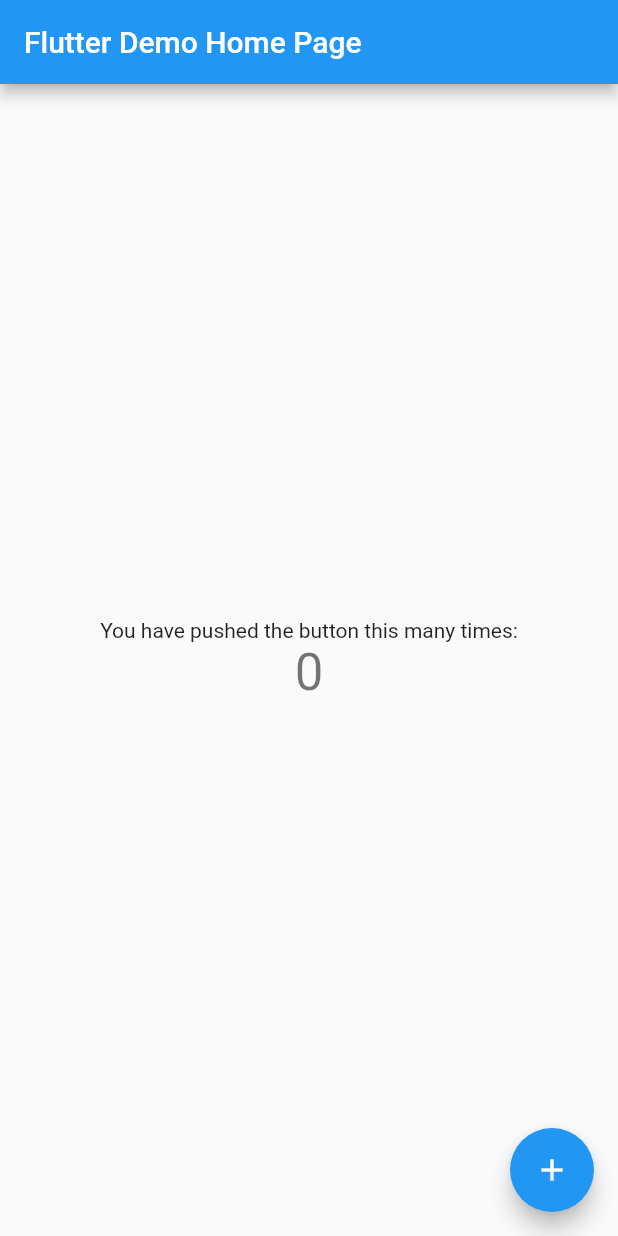
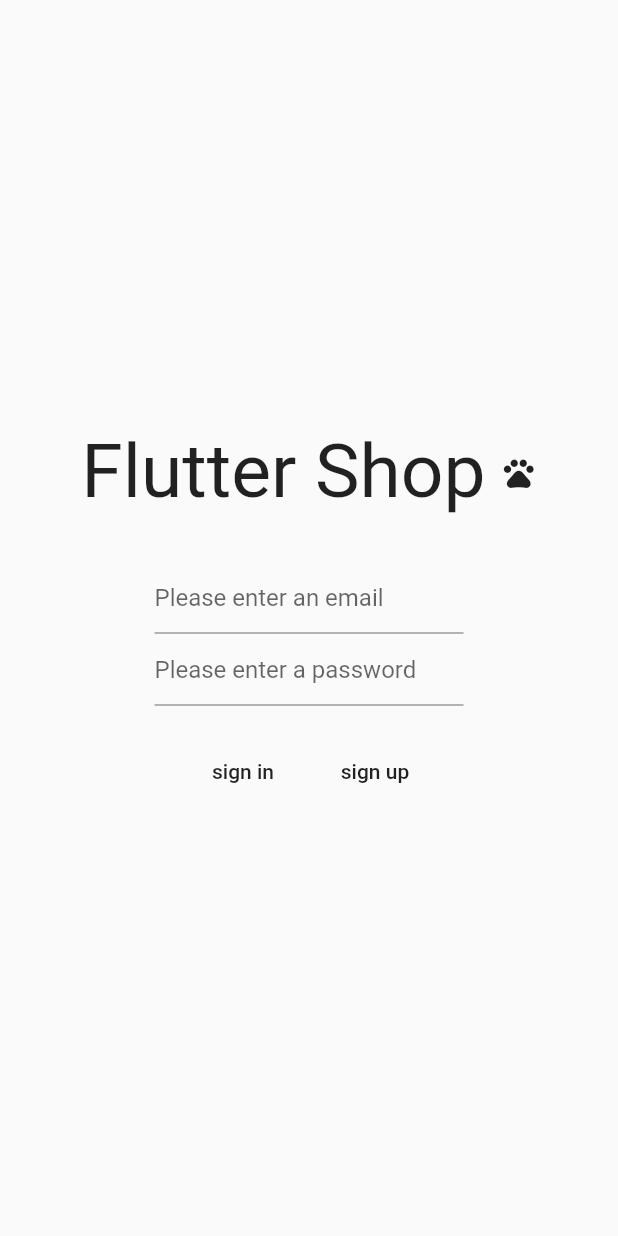
Before and after one commit to killi8n/flutter-shop, a Flutter app: the screen it shows after launch, on a phone screen of 412 x 824 dp. Run offline on Flutter 3.47's test engine with Material 2 defaults, Android fonts, the phone set to English and light mode, and no system bars.

Commit message:
https://hungrydoggy.github.io/flutter/Fast-Campus/2019-08-03/revise-main-widget/item-list

```diff
--- a/client/lib/main.dart
+++ b/client/lib/main.dart
@@ -1,4 +1,6 @@
+import 'package:client/widgets/MainWidget.dart';
 import 'package:flutter/material.dart';
+import 'package:client/widgets/Login.dart';
 
 void main() => runApp(MyApp());
 
@@ -9,15 +11,6 @@ class MyApp extends StatelessWidget {
     return MaterialApp(
       title: 'Flutter Demo',
       theme: ThemeData(
-        // This is the theme of your application.
-        //
-        // Try running your application with "flutter run". You'll see the
-        // application has a blue toolbar. Then, without quitting the app, try
-        // changing the primarySwatch below to Colors.green and then invoke
-        // "hot reload" (press "r" in the console where you ran "flutter run",
-        // or simply save your changes to "hot reload" in a Flutter IDE).
-        // Notice that the counter didn't reset back to zero; the application
-        // is not restarted.
         primarySwatch: Colors.blue,
       ),
       home: MyHomePage(title: 'Flutter Demo Home Page'),
@@ -28,15 +21,6 @@ class MyApp extends StatelessWidget {
 class MyHomePage extends StatefulWidget {
   MyHomePage({Key key, this.title}) : super(key: key);
 
-  // This widget is the home page of your application. It is stateful, meaning
-  // that it has a State object (defined below) that contains fields that affect
-  // how it looks.
-
-  // This class is the configuration for the state. It holds the values (in this
-  // case the title) provided by the parent (in this case the App widget) and
-  // used by the build method of the State. Fields in a Widget subclass are
-  // always marked "final".
-
   final String title;
 
   @override
@@ -44,68 +28,18 @@ class MyHomePage extends StatefulWidget {
 }
 
 class _MyHomePageState extends State<MyHomePage> {
-  int _counter = 0;
-
-  void _incrementCounter() {
-    setState(() {
-      // This call to setState tells the Flutter framework that something has
-      // changed in this State, which causes it to rerun the build method below
-      // so that the display can reflect the updated values. If we changed
-      // _counter without calling setState(), then the build method would not be
-      // called again, and so nothing would appear to happen.
-      _counter++;
-    });
-  }
-
   @override
   Widget build(BuildContext context) {
-    // This method is rerun every time setState is called, for instance as done
-    // by the _incrementCounter method above.
-    //
-    // The Flutter framework has been optimized to make rerunning build methods
-    // fast, so that you can just rebuild anything that needs updating rather
-    // than having to individually change instances of widgets.
-    return Scaffold(
-      appBar: AppBar(
-        // Here we take the value from the MyHomePage object that was created by
-        // the App.build method, and use it to set our appbar title.
-        title: Text(widget.title),
-      ),
-      body: Center(
-        // Center is a layout widget. It takes a single child and positions it
-        // in the middle of the parent.
-        child: Column(
-          // Column is also layout widget. It takes a list of children and
-          // arranges them vertically. By default, it sizes itself to fit its
-          // children horizontally, and tries to be as tall as its parent.
-          //
-          // Invoke "debug painting" (press "p" in the console, choose the
-          // "Toggle Debug Paint" action from the Flutter Inspector in Android
-          // Studio, or the "Toggle Debug Paint" command in Visual Studio Code)
-          // to see the wireframe for each widget.
-          //
-          // Column has various properties to control how it sizes itself and
-          // how it positions its children. Here we use mainAxisAlignment to
-          // center the children vertically; the main axis here is the vertical
-          // axis because Columns are vertical (the cross axis would be
-          // horizontal).
-          mainAxisAlignment: MainAxisAlignment.center,
-          children: <Widget>[
-            Text(
-              'You have pushed the button this many times:',
-            ),
-            Text(
-              '$_counter',
-              style: Theme.of(context).textTheme.display1,
-            ),
-          ],
-        ),
-      ),
-      floatingActionButton: FloatingActionButton(
-        onPressed: _incrementCounter,
-        tooltip: 'Increment',
-        child: Icon(Icons.add),
-      ), // This trailing comma makes auto-formatting nicer for build methods.
-    );
+    return MaterialApp(
+        title: 'Flutter Shop',
+        theme: ThemeData(
+            primarySwatch: Colors.pink,
+            primaryTextTheme: Theme.of(context).textTheme.apply(
+                  bodyColor: Colors.white,
+                  displayColor: Colors.white,
+                ),
+            accentColor: Colors.white),
+        initialRoute: '/',
+        routes: {'/': (ctx) => Login(), '/main': (ctx) => MainWidget()});
   }
 }
--- /dev/null
+++ b/client/lib/utils/Global.dart
@@ -0,0 +1,4 @@
+class Global {
+  static double statusBarHeight = 0.0;
+  static double appBarHeight = 0.0;
+}
--- /dev/null
+++ b/client/lib/widgets/Login.dart
@@ -0,0 +1,62 @@
+import 'package:flutter/material.dart';
+
+class Login extends StatefulWidget {
+  @override
+  _LoginState createState() => _LoginState();
+}
+
+class _LoginState extends State<Login> {
+  @override
+  Widget build(BuildContext context) {
+    return Scaffold(
+      body: SafeArea(
+        child: Center(
+            child: Column(
+          mainAxisAlignment: MainAxisAlignment.center,
+          children: <Widget>[
+            Row(
+              mainAxisAlignment: MainAxisAlignment.center,
+              children: <Widget>[
+                Text('Flutter Shop', style: TextStyle(fontSize: 50.0)),
+                Container(width: 10.0),
+                Icon(Icons.pets)
+              ],
+            ),
+            Container(height: 30.0),
+            FractionallySizedBox(
+              widthFactor: 0.5,
+              child: TextField(
+                decoration: InputDecoration(hintText: 'Please enter an email'),
+              ),
+            ),
+            FractionallySizedBox(
+              widthFactor: 0.5,
+              child: TextField(
+                decoration:
+                    InputDecoration(hintText: 'Please enter a password'),
+              ),
+            ),
+            Container(
+              height: 20.0,
+            ),
+            Row(
+              mainAxisAlignment: MainAxisAlignment.center,
+              children: <Widget>[
+                FlatButton(
+                  onPressed: () async {
+                    await Navigator.pushNamed(context, '/main');
+                  },
+                  child: Text('sign in'),
+                ),
+                FlatButton(
+                  onPressed: () {},
+                  child: Text('sign up'),
+                )
+              ],
+            )
+          ],
+        )),
+      ),
+    );
+  }
+}
```
Also changed, not shown: client/lib/widgets/MainWidget.dart (added, +53 -0 lines), client/lib/widgets/Profile.dart (added, +94 -0 lines).
